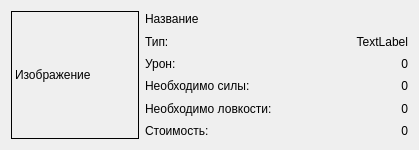
This is gui/weapon_widget.ui in Miklene/Arena as Qt 5 draws it before an edit. The edited form follows.
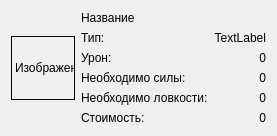
This is the edited form.

What changed in the file:
```diff
--- a/gui/weapon_widget.ui
+++ b/gui/weapon_widget.ui
@@ -6,8 +6,8 @@
    <rect>
     <x>0</x>
     <y>0</y>
-    <width>419</width>
-    <height>146</height>
+    <width>259</width>
+    <height>128</height>
    </rect>
   </property>
   <property name="minimumSize">
@@ -30,14 +30,14 @@
      </property>
      <property name="minimumSize">
       <size>
-       <width>128</width>
-       <height>128</height>
+       <width>64</width>
+       <height>64</height>
       </size>
      </property>
      <property name="maximumSize">
       <size>
-       <width>128</width>
-       <height>128</height>
+       <width>64</width>
+       <height>64</height>
       </size>
      </property>
      <property name="frameShape">
@@ -128,14 +128,14 @@
       </widget>
      </item>
      <item row="5" column="0">
-      <widget class="QLabel" name="label_cost">
+      <widget class="QLabel" name="label_price">
        <property name="text">
         <string>Стоимость:</string>
        </property>
       </widget>
      </item>
      <item row="5" column="1">
-      <widget class="QLabel" name="label_price">
+      <widget class="QLabel" name="label_price_value">
        <property name="text">
         <string>0</string>
        </property>
```
Left out of the diff: 4 changed lines with no effect on the pictures.
